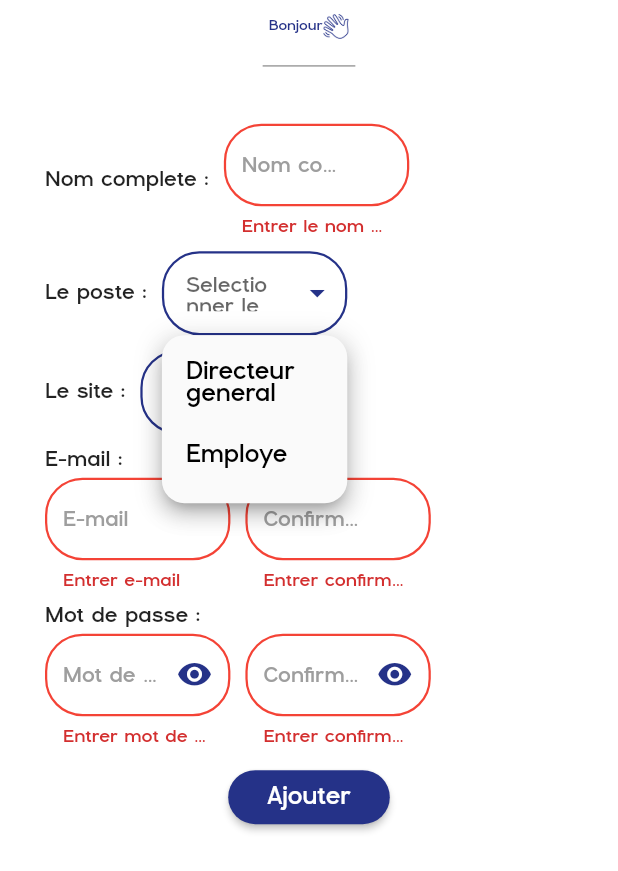
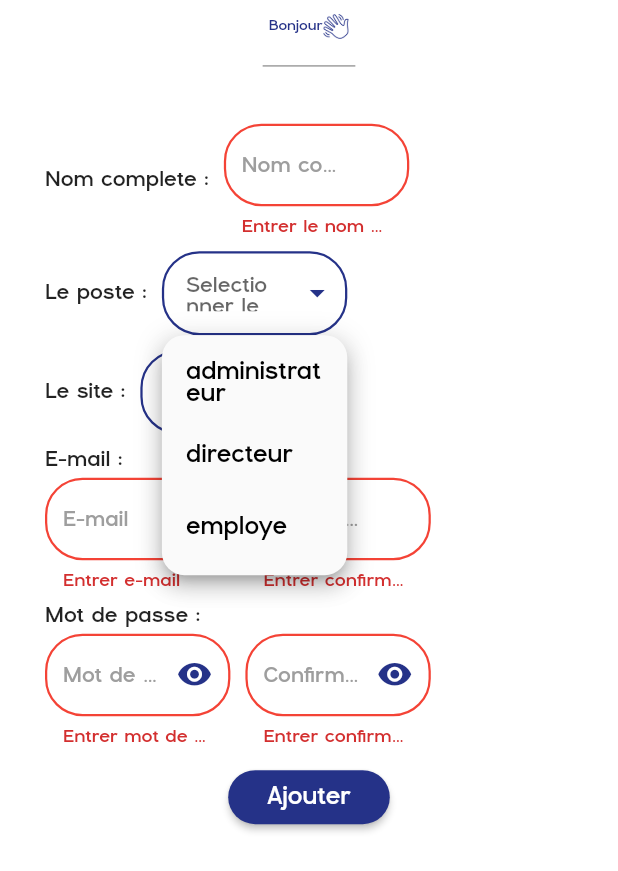
Before and after one commit to badrafyf77/sews_projet, a Flutter app: the AddUserWidget widget shown alone on an empty page, opened directly with empty values, after a tap on "Ajouter", after a tap on "Selectionner le poste", on a phone screen of 412 x 824 dp. Shown: the top 871 px of the screen. Run offline on Flutter 3.47's test engine with Material 2 defaults, Android fonts, the phone set to English and light mode, and no system bars; our stand-ins replace bloc, calendar_date_picker2, connectivity_plus, dropdown_button2, file_picker, flutter_bloc and 6 more; missing offline and left inert: bitsdojo_window, encrypt, excel, firedart, side_navigation.

```diff
--- a/lib/model/models/models.dart
+++ b/lib/model/models/models.dart
@@ -103,12 +103,14 @@ class Historique {
 class User {
   String displayName;
   String email;
+  String post;
   String passUser;
   String site;
 
   User(
     this.displayName,
     this.email,
+    this.post,
     this.passUser,
     this.site,
   );
@@ -117,6 +119,7 @@ class User {
     return User(
       jsonData['displayName'],
       jsonData['email'],
+      jsonData['post'],
       jsonData['passUser'],
       jsonData['site'],
     );
--- a/lib/views/pages/setting.dart
+++ b/lib/views/pages/setting.dart
@@ -334,8 +334,9 @@ class _AddUserWidgetState extends State<AddUserWidget> {
       'Site Ain Sebaa',
     ];
     final List<String> postItems = [
-      'Directeur general',
-      'Employé',
+      'administrateur',
+      'directeur',
+      'employé',
     ];
 
     String? selectedSite;
@@ -586,6 +587,7 @@ class _AddUserWidgetState extends State<AddUserWidget> {
                           users.document(emailController.text).set({
                             'displayName': controller.text,
                             'email': emailController.text,
+                            'post': selectedPost,
                             'site': selectedSite,
                             'passUser': MyEncryptionDecryption.encryptFernet(
                                     passController.text)
```
